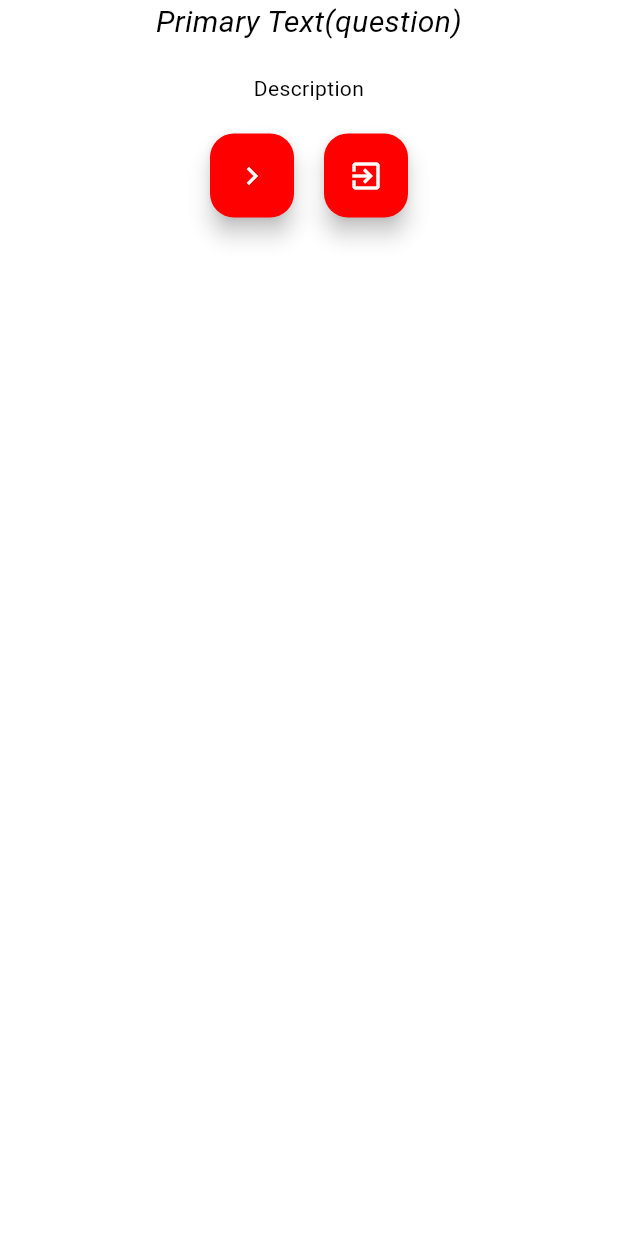
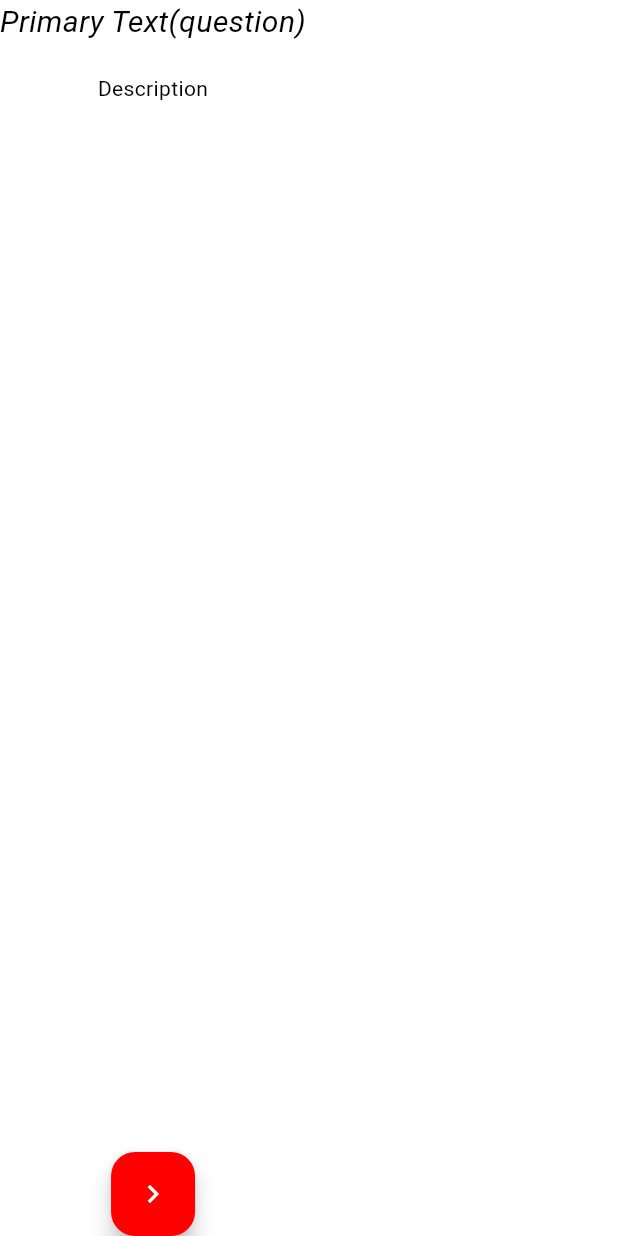
Before and after one commit to silverlion2238/FAA, a Flutter app: what specialFunction1() shows on an empty page, opened directly, on a phone screen of 412 x 824 dp. Run offline on Flutter 3.47's test engine with Material 3 defaults, Android fonts, the light colour scheme and no system bars.

Commit message:
Fixed some functions not having escape button

```diff
--- a/lib/functions/special_functions.dart
+++ b/lib/functions/special_functions.dart
@@ -1,8 +1,10 @@
 import 'package:flutter/material.dart';
-
 
 Widget specialFunction1(context) {
   return Column(
+    mainAxisAlignment: MainAxisAlignment.spaceBetween,
+    children: [
+      Column(
         children: [
           Text(
             'Primary Text(question)',
@@ -15,11 +17,11 @@ Widget specialFunction1(context) {
           SizedBox(height: 20,),
           Text(
             'Description',
-        textAlign: TextAlign.center,),
+            textAlign: TextAlign.center,
+          ),
           SizedBox(height: 20,),
-      Row(
-        mainAxisAlignment: MainAxisAlignment.center,
-        children: [
+        ],
+      ),
       FloatingActionButton(
         onPressed: () => Navigator.pop(context),
         child: Icon(
@@ -27,20 +29,6 @@ Widget specialFunction1(context) {
           color: Theme.of(context).colorScheme.onPrimary,
         ),
       ),
-
-
-          SizedBox(width: 20,),
-
-
-          FloatingActionButton(
-            onPressed: () => Navigator.pop(context),
-            child: Icon(
-              Icons.exit_to_app,
-              color: Theme.of(context).colorScheme.onPrimary,
-            ),
-          )
-        ],
-      )
     ],
   );
 }
```
Also changed, not shown: lib/pages/solution.dart (+24 -7 lines). Lines whose indentation alone changed are shown as unchanged.
